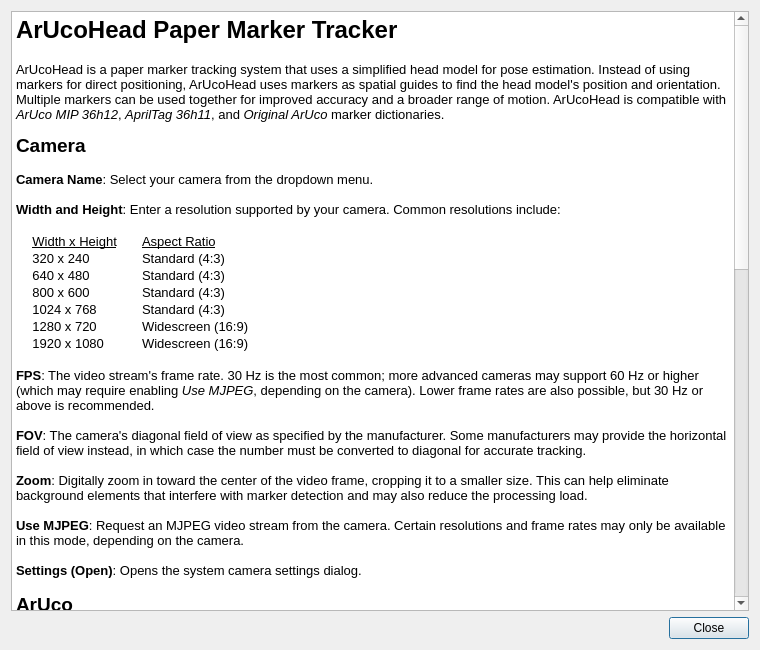
Qt form tracker-arucohead/arucohead-help.ui (adrianlopezroche/opentrack) before a commit.
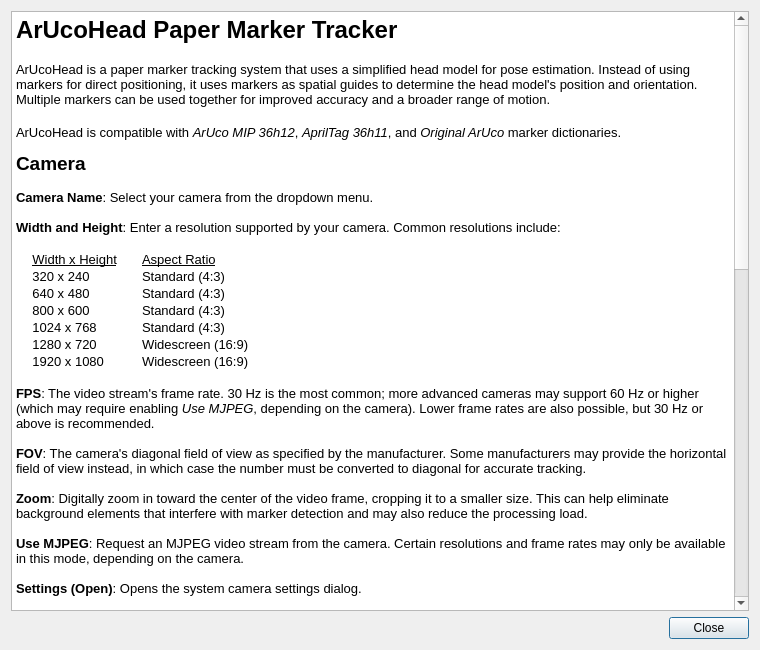
The same form after that commit.

Commit message: Add troubleshooting section to help text, plus some wording changes.

Patch:
```diff
--- a/tracker-arucohead/arucohead-help.ui
+++ b/tracker-arucohead/arucohead-help.ui
@@ -25,7 +25,8 @@
 li.checked::marker { content: &quot;\2612&quot;; }
 &lt;/style&gt;&lt;/head&gt;&lt;body style=&quot; font-family:'Segoe UI'; font-size:9pt; font-weight:400; font-style:normal;&quot;&gt;
 &lt;p style=&quot; margin-top:0px; margin-bottom:0px; margin-left:0px; margin-right:0px; -qt-block-indent:0; text-indent:0px;&quot;&gt;&lt;span style=&quot; font-size:xx-large; font-weight:700;&quot;&gt;ArUcoHead Paper Marker Tracker&lt;/span&gt;&lt;/p&gt;
-&lt;p style=&quot; margin-top:18px; margin-bottom:12px; margin-left:0px; margin-right:0px; -qt-block-indent:0; text-indent:0px;&quot;&gt;&lt;span style=&quot; font-size:10pt;&quot;&gt;ArUcoHead is a paper marker tracking system that uses a simplified head model for pose estimation. Instead of using markers for direct positioning, ArUcoHead uses markers as spatial guides to find the head model's position and orientation. Multiple markers can be used together for improved accuracy and a broader range of motion. ArUcoHead is compatible with &lt;/span&gt;&lt;span style=&quot; font-size:10pt; font-style:italic;&quot;&gt;ArUco MIP 36h12&lt;/span&gt;&lt;span style=&quot; font-size:10pt;&quot;&gt;, &lt;/span&gt;&lt;span style=&quot; font-size:10pt; font-style:italic;&quot;&gt;AprilTag 36h11&lt;/span&gt;&lt;span style=&quot; font-size:10pt;&quot;&gt;, and &lt;/span&gt;&lt;span style=&quot; font-size:10pt; font-style:italic;&quot;&gt;Original ArUco&lt;/span&gt;&lt;span style=&quot; font-size:10pt;&quot;&gt; marker dictionaries.&lt;/span&gt;&lt;/p&gt;
+&lt;p style=&quot; margin-top:18px; margin-bottom:12px; margin-left:0px; margin-right:0px; -qt-block-indent:0; text-indent:0px;&quot;&gt;&lt;span style=&quot; font-size:10pt;&quot;&gt;ArUcoHead is a paper marker tracking system that uses a simplified head model for pose estimation. Instead of using markers for direct positioning, it uses markers as spatial guides to determine the head model's position and orientation. Multiple markers can be used together for improved accuracy and a broader range of motion.&lt;/span&gt;&lt;/p&gt;
+&lt;p style=&quot; margin-top:18px; margin-bottom:12px; margin-left:0px; margin-right:0px; -qt-block-indent:0; text-indent:0px;&quot;&gt;&lt;span style=&quot; font-size:10pt;&quot;&gt;ArUcoHead is compatible with &lt;/span&gt;&lt;span style=&quot; font-size:10pt; font-style:italic;&quot;&gt;ArUco MIP 36h12&lt;/span&gt;&lt;span style=&quot; font-size:10pt;&quot;&gt;, &lt;/span&gt;&lt;span style=&quot; font-size:10pt; font-style:italic;&quot;&gt;AprilTag 36h11&lt;/span&gt;&lt;span style=&quot; font-size:10pt;&quot;&gt;, and &lt;/span&gt;&lt;span style=&quot; font-size:10pt; font-style:italic;&quot;&gt;Original ArUco&lt;/span&gt;&lt;span style=&quot; font-size:10pt;&quot;&gt; marker dictionaries.&lt;/span&gt;&lt;/p&gt;
 &lt;p style=&quot; margin-top:0px; margin-bottom:0px; margin-left:0px; margin-right:0px; -qt-block-indent:0; text-indent:0px;&quot;&gt;&lt;span style=&quot; font-size:14pt; font-weight:700;&quot;&gt;Camera&lt;/span&gt;&lt;/p&gt;
 &lt;p style=&quot; margin-top:0px; margin-bottom:0px; margin-left:0px; margin-right:0px; -qt-block-indent:0; text-indent:0px;&quot;&gt;&lt;span style=&quot; font-size:10pt; font-weight:700;&quot;&gt;&lt;br /&gt;Camera Name&lt;/span&gt;&lt;span style=&quot; font-size:10pt;&quot;&gt;: Select your camera from the dropdown menu.&lt;/span&gt;&lt;/p&gt;
 &lt;p style=&quot;-qt-paragraph-type:empty; margin-top:0px; margin-bottom:0px; margin-left:0px; margin-right:0px; -qt-block-indent:0; text-indent:0px; font-size:10pt; font-weight:700;&quot;&gt;&lt;br /&gt;&lt;/p&gt;
@@ -124,9 +125,9 @@
 &lt;p style=&quot;-qt-paragraph-type:empty; margin-top:0px; margin-bottom:0px; margin-left:0px; margin-right:0px; -qt-block-indent:0; text-indent:0px; font-size:10pt;&quot;&gt;&lt;br /&gt;&lt;/p&gt;
 &lt;p style=&quot; margin-top:0px; margin-bottom:0px; margin-left:0px; margin-right:0px; -qt-block-indent:0; text-indent:0px;&quot;&gt;&lt;span style=&quot; font-size:10pt; font-weight:700;&quot;&gt;First marker ID&lt;/span&gt;&lt;span style=&quot; font-size:10pt;&quot;&gt;: The ID of the lowest-numbered marker to use. Other markers should be numbered sequentially from this value. Together with the number of markers, this defines the range of IDs the tracker will look for. Any ID outside this range is ignored to guard against false detections.&lt;/span&gt;&lt;/p&gt;
 &lt;p style=&quot;-qt-paragraph-type:empty; margin-top:0px; margin-bottom:0px; margin-left:0px; margin-right:0px; -qt-block-indent:0; text-indent:0px; font-size:10pt;&quot;&gt;&lt;br /&gt;&lt;/p&gt;
-&lt;p style=&quot; margin-top:0px; margin-bottom:0px; margin-left:0px; margin-right:0px; -qt-block-indent:0; text-indent:0px;&quot;&gt;&lt;span style=&quot; font-size:10pt; font-weight:700;&quot;&gt;Preferred marker angle (minimum)&lt;/span&gt;&lt;span style=&quot; font-size:10pt;&quot;&gt;: When using multiple markers, prioritize markers whose angle relative to the camera is greater than this value. This may help reduce the jitter that can be observed when some of the markers are nearly flat to the camera. If no detected markers meet this requirement the tracker will choose among the best available markers instead. The default is 15°&lt;/span&gt;&lt;/p&gt;
+&lt;p style=&quot; margin-top:0px; margin-bottom:0px; margin-left:0px; margin-right:0px; -qt-block-indent:0; text-indent:0px;&quot;&gt;&lt;span style=&quot; font-size:10pt; font-weight:700;&quot;&gt;Preferred marker angle (minimum)&lt;/span&gt;&lt;span style=&quot; font-size:10pt;&quot;&gt;: When using multiple markers, prioritize markers whose angle relative to the camera is greater than this value. This may help reduce the jitter that can be observed when some of the markers are nearly flat to the camera. If no detected markers meet this requirement the tracker will choose among the best available markers instead. The default is 15°.&lt;/span&gt;&lt;/p&gt;
 &lt;p style=&quot;-qt-paragraph-type:empty; margin-top:0px; margin-bottom:0px; margin-left:0px; margin-right:0px; -qt-block-indent:0; text-indent:0px; font-size:10pt; font-style:italic;&quot;&gt;&lt;br /&gt;&lt;/p&gt;
-&lt;p style=&quot; margin-top:0px; margin-bottom:0px; margin-left:0px; margin-right:0px; -qt-block-indent:0; text-indent:0px;&quot;&gt;&lt;span style=&quot; font-size:10pt; font-weight:700;&quot;&gt;Preferred marker angle (maximum)&lt;/span&gt;&lt;span style=&quot; font-size:10pt;&quot;&gt;: When using multiple markers, prioritize markers whose angle relative to the camera is less than this value. This may help reduce the jitter that can be observed when some of the markers are angled away from the camera, especially at lower resolutions or when marker borders are small. If no detected markers meet this requirement the tracker will choose among the best available markers instead. The default is 50°&lt;/span&gt;&lt;span style=&quot; font-size:10pt; font-style:italic;&quot;&gt;&lt;br /&gt;&lt;/span&gt;&lt;span style=&quot; font-size:10pt;&quot;&gt;&lt;br /&gt;To include all angles set the minimum angle to 0° and the maximum to 90°.&lt;/span&gt;&lt;/p&gt;
+&lt;p style=&quot; margin-top:0px; margin-bottom:0px; margin-left:0px; margin-right:0px; -qt-block-indent:0; text-indent:0px;&quot;&gt;&lt;span style=&quot; font-size:10pt; font-weight:700;&quot;&gt;Preferred marker angle (maximum)&lt;/span&gt;&lt;span style=&quot; font-size:10pt;&quot;&gt;: When using multiple markers, prioritize markers whose angle relative to the camera is less than this value. This may help reduce the jitter that can be observed when some of the markers are angled away from the camera, especially at lower resolutions or when marker borders are small. If no detected markers meet this requirement the tracker will choose among the best available markers instead. The default is 55°.&lt;/span&gt;&lt;span style=&quot; font-size:10pt; font-style:italic;&quot;&gt;&lt;br /&gt;&lt;/span&gt;&lt;span style=&quot; font-size:10pt;&quot;&gt;&lt;br /&gt;To include all angles set the minimum angle to 0° and the maximum to 90°.&lt;/span&gt;&lt;/p&gt;
 &lt;p style=&quot;-qt-paragraph-type:empty; margin-top:0px; margin-bottom:0px; margin-left:0px; margin-right:0px; -qt-block-indent:0; text-indent:0px;&quot;&gt;&lt;br /&gt;&lt;/p&gt;
 &lt;p style=&quot; margin-top:0px; margin-bottom:0px; margin-left:0px; margin-right:0px; -qt-block-indent:0; text-indent:0px;&quot;&gt;&lt;span style=&quot; font-size:14pt; font-weight:700;&quot;&gt;Head&lt;/span&gt;&lt;/p&gt;
 &lt;p style=&quot;-qt-paragraph-type:empty; margin-top:0px; margin-bottom:0px; margin-left:0px; margin-right:0px; -qt-block-indent:0; text-indent:0px;&quot;&gt;&lt;br /&gt;&lt;/p&gt;
@@ -134,7 +135,20 @@
 &lt;p style=&quot;-qt-paragraph-type:empty; margin-top:0px; margin-bottom:0px; margin-left:0px; margin-right:0px; -qt-block-indent:0; text-indent:0px; font-size:10pt;&quot;&gt;&lt;br /&gt;&lt;/p&gt;
 &lt;p style=&quot; margin-top:0px; margin-bottom:0px; margin-left:0px; margin-right:0px; -qt-block-indent:0; text-indent:0px;&quot;&gt;&lt;span style=&quot; font-size:10pt; font-weight:700;&quot;&gt;Head circumference&lt;/span&gt;&lt;span style=&quot; font-size:10pt;&quot;&gt;: Measure around your head at the exact level where the markers are positioned.&lt;/span&gt;&lt;/p&gt;
 &lt;p style=&quot;-qt-paragraph-type:empty; margin-top:0px; margin-bottom:0px; margin-left:0px; margin-right:0px; -qt-block-indent:0; text-indent:0px; font-size:10pt;&quot;&gt;&lt;br /&gt;&lt;/p&gt;
-&lt;p style=&quot; margin-top:0px; margin-bottom:0px; margin-left:0px; margin-right:0px; -qt-block-indent:0; text-indent:0px;&quot;&gt;&lt;span style=&quot; font-size:10pt; font-weight:700;&quot;&gt;Jawline to marker distance&lt;/span&gt;&lt;span style=&quot; font-size:10pt;&quot;&gt;: Measure vertically from your jawline to the marker level, used to determine the pivot point for head rotation.&lt;/span&gt;&lt;/p&gt;&lt;/body&gt;&lt;/html&gt;</string>
+&lt;p style=&quot; margin-top:0px; margin-bottom:0px; margin-left:0px; margin-right:0px; -qt-block-indent:0; text-indent:0px;&quot;&gt;&lt;span style=&quot; font-size:10pt; font-weight:700;&quot;&gt;Jawline to marker distance&lt;/span&gt;&lt;span style=&quot; font-size:10pt;&quot;&gt;: Measure vertically from your jawline to the marker level, used to determine the pivot point for head rotation.&lt;/span&gt;&lt;/p&gt;
+&lt;p style=&quot;-qt-paragraph-type:empty; margin-top:0px; margin-bottom:0px; margin-left:0px; margin-right:0px; -qt-block-indent:0; text-indent:0px; font-size:10pt;&quot;&gt;&lt;br /&gt;&lt;/p&gt;
+&lt;p style=&quot; margin-top:0px; margin-bottom:0px; margin-left:0px; margin-right:0px; -qt-block-indent:0; text-indent:0px;&quot;&gt;&lt;span style=&quot; font-size:18pt; font-weight:700;&quot;&gt;Troubleshooting&lt;/span&gt;&lt;/p&gt;
+&lt;p style=&quot;-qt-paragraph-type:empty; margin-top:0px; margin-bottom:0px; margin-left:0px; margin-right:0px; -qt-block-indent:0; text-indent:0px; font-size:10pt; font-weight:700;&quot;&gt;&lt;br /&gt;&lt;/p&gt;
+&lt;p style=&quot; margin-top:0px; margin-bottom:12px; margin-left:0px; margin-right:0px; -qt-block-indent:0; text-indent:0px;&quot;&gt;&lt;span style=&quot; font-size:10pt;&quot;&gt;If the tracking is too jittery you can try the following:&lt;/span&gt;&lt;/p&gt;
+&lt;ul style=&quot;margin-top: 0px; margin-bottom: 0px; margin-left: 0px; margin-right: 0px; -qt-list-indent: 1;&quot;&gt;
+&lt;li style=&quot; font-size:10pt;&quot; style=&quot; margin-top:0px; margin-bottom:0px; margin-left:0px; margin-right:0px; -qt-block-indent:0; text-indent:0px;&quot;&gt;Increase the size of your printed markers.&lt;/li&gt;
+&lt;li style=&quot; font-size:10pt;&quot; style=&quot; margin-top:0px; margin-bottom:0px; margin-left:0px; margin-right:0px; -qt-block-indent:0; text-indent:0px;&quot;&gt;Give the markers a larger border.&lt;/li&gt;
+&lt;li style=&quot; font-size:10pt;&quot; style=&quot; margin-top:0px; margin-bottom:0px; margin-left:0px; margin-right:0px; -qt-block-indent:0; text-indent:0px;&quot;&gt;Set the camera to a higher resolution.&lt;/li&gt;
+&lt;li style=&quot; font-size:10pt;&quot; style=&quot; margin-top:0px; margin-bottom:0px; margin-left:0px; margin-right:0px; -qt-block-indent:0; text-indent:0px;&quot;&gt;Adjust the angle and position of your markers so they're not too flat or too slanted, as viewed by the camera.&lt;/li&gt;
+&lt;li style=&quot; font-size:10pt;&quot; style=&quot; margin-top:0px; margin-bottom:0px; margin-left:0px; margin-right:0px; -qt-block-indent:0; text-indent:0px;&quot;&gt;Set the minimum preferred marker angle to a higher value.&lt;/li&gt;
+&lt;li style=&quot; font-size:10pt;&quot; style=&quot; margin-top:0px; margin-bottom:0px; margin-left:0px; margin-right:0px; -qt-block-indent:0; text-indent:0px;&quot;&gt;Set the maximum preferred marker angle to a lower value.&lt;/li&gt;
+&lt;li style=&quot; font-size:10pt;&quot; style=&quot; margin-top:0px; margin-bottom:0px; margin-left:0px; margin-right:0px; -qt-block-indent:0; text-indent:0px;&quot;&gt;Change filter settings to reduce or eliminate any remaining jitter.&lt;/li&gt;&lt;/ul&gt;
+&lt;p style=&quot;-qt-paragraph-type:empty; margin-top:0px; margin-bottom:0px; margin-left:0px; margin-right:0px; -qt-block-indent:0; text-indent:0px; font-size:10pt;&quot;&gt;&lt;br /&gt;&lt;/p&gt;&lt;/body&gt;&lt;/html&gt;</string>
      </property>
      <property name="openExternalLinks">
       <bool>true</bool>
```
